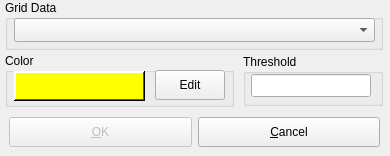
BALL-Project/ball, file source/VIEW/DIALOGS/contourSurfaceDialog.ui: the form before one commit.
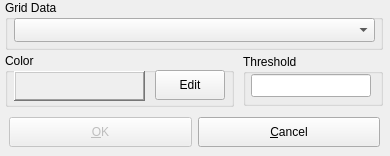
The form after the commit.

Commit message: feat(999.42/02): strip <palette> blocks from 7 dialogs (Handover §1.1)

Diff of the .ui file:
```diff
--- a/source/VIEW/DIALOGS/contourSurfaceDialog.ui
+++ b/source/VIEW/DIALOGS/contourSurfaceDialog.ui
@@ -197,271 +197,6 @@
       <height>0</height>
      </size>
     </property>
-    <property name="palette" >
-     <palette>
-      <active>
-       <color>
-        <red>0</red>
-        <green>0</green>
-        <blue>0</blue>
-       </color>
-       <color>
-        <red>221</red>
-        <green>223</green>
-        <blue>228</blue>
-       </color>
-       <color>
-        <red>255</red>
-        <green>255</green>
-        <blue>255</blue>
-       </color>
-       <color>
-        <red>255</red>
-        <green>255</green>
-        <blue>255</blue>
-       </color>
-       <color>
-        <red>85</red>
-        <green>85</green>
-        <blue>85</blue>
-       </color>
-       <color>
-        <red>199</red>
-        <green>199</green>
-        <blue>199</blue>
-       </color>
-       <color>
-        <red>0</red>
-        <green>0</green>
-        <blue>0</blue>
-       </color>
-       <color>
-        <red>255</red>
-        <green>255</green>
-        <blue>255</blue>
-       </color>
-       <color>
-        <red>0</red>
-        <green>0</green>
-        <blue>0</blue>
-       </color>
-       <color>
-        <red>255</red>
-        <green>255</green>
-        <blue>255</blue>
-       </color>
-       <color>
-        <red>255</red>
-        <green>255</green>
-        <blue>0</blue>
-       </color>
-       <color>
-        <red>0</red>
-        <green>0</green>
-        <blue>0</blue>
-       </color>
-       <color>
-        <red>103</red>
-        <green>141</green>
-        <blue>178</blue>
-       </color>
-       <color>
-        <red>255</red>
-        <green>255</green>
-        <blue>255</blue>
-       </color>
-       <color>
-        <red>0</red>
-        <green>0</green>
-        <blue>238</blue>
-       </color>
-       <color>
-        <red>82</red>
-        <green>24</green>
-        <blue>139</blue>
-       </color>
-       <color>
-        <red>232</red>
-        <green>232</green>
-        <blue>232</blue>
-       </color>
-      </active>
-      <inactive>
-       <color>
-        <red>0</red>
-        <green>0</green>
-        <blue>0</blue>
-       </color>
-       <color>
-        <red>221</red>
-        <green>223</green>
-        <blue>228</blue>
-       </color>
-       <color>
-        <red>255</red>
-        <green>255</green>
-        <blue>255</blue>
-       </color>
-       <color>
-        <red>255</red>
-        <green>255</green>
-        <blue>255</blue>
-       </color>
-       <color>
-        <red>85</red>
-        <green>85</green>
-        <blue>85</blue>
-       </color>
-       <color>
-        <red>199</red>
-        <green>199</green>
-        <blue>199</blue>
-       </color>
-       <color>
-        <red>0</red>
-        <green>0</green>
-        <blue>0</blue>
-       </color>
-       <color>
-        <red>255</red>
-        <green>255</green>
-        <blue>255</blue>
-       </color>
-       <color>
-        <red>0</red>
-        <green>0</green>
-        <blue>0</blue>
-       </color>
-       <color>
-        <red>255</red>
-        <green>255</green>
-        <blue>255</blue>
-       </color>
-       <color>
-        <red>255</red>
-        <green>255</green>
-        <blue>0</blue>
-       </color>
-       <color>
-        <red>0</red>
-        <green>0</green>
-        <blue>0</blue>
-       </color>
-       <color>
-        <red>103</red>
-        <green>141</green>
-        <blue>178</blue>
-       </color>
-       <color>
-        <red>255</red>
-        <green>255</green>
-        <blue>255</blue>
-       </color>
-       <color>
-        <red>0</red>
-        <green>0</green>
-        <blue>238</blue>
-       </color>
-       <color>
-        <red>82</red>
-        <green>24</green>
-        <blue>139</blue>
-       </color>
-       <color>
-        <red>232</red>
-        <green>232</green>
-        <blue>232</blue>
-       </color>
-      </inactive>
-      <disabled>
-       <color>
-        <red>128</red>
-        <green>128</green>
-        <blue>128</blue>
-       </color>
-       <color>
-        <red>221</red>
-        <green>223</green>
-        <blue>228</blue>
-       </color>
-       <color>
-        <red>255</red>
-        <green>255</green>
-        <blue>255</blue>
-       </color>
-       <color>
-        <red>255</red>
-        <green>255</green>
-        <blue>255</blue>
-       </color>
-       <color>
-        <red>85</red>
-        <green>85</green>
-        <blue>85</blue>
-       </color>
-       <color>
-        <red>199</red>
-        <green>199</green>
-        <blue>199</blue>
-       </color>
-       <color>
-        <red>199</red>
-        <green>199</green>
-        <blue>199</blue>
-       </color>
-       <color>
-        <red>255</red>
-        <green>255</green>
-        <blue>255</blue>
-       </color>
-       <color>
-        <red>128</red>
-        <green>128</green>
-        <blue>128</blue>
-       </color>
-       <color>
-        <red>255</red>
-        <green>255</green>
-        <blue>0</blue>
-       </color>
-       <color>
-        <red>255</red>
-        <green>255</green>
-        <blue>0</blue>
-       </color>
-       <color>
-        <red>0</red>
-        <green>0</green>
-        <blue>0</blue>
-       </color>
-       <color>
-        <red>86</red>
-        <green>117</green>
-        <blue>148</blue>
-       </color>
-       <color>
-        <red>255</red>
-        <green>255</green>
-        <blue>255</blue>
-       </color>
-       <color>
-        <red>0</red>
-        <green>0</green>
-        <blue>238</blue>
-       </color>
-       <color>
-        <red>82</red>
-        <green>24</green>
-        <blue>139</blue>
-       </color>
-       <color>
-        <red>232</red>
-        <green>232</green>
-        <blue>232</blue>
-       </color>
-      </disabled>
-     </palette>
-    </property>
     <property name="focusPolicy" >
      <enum>Qt::NoFocus</enum>
     </property>
```
The commit also changes 7 other files.
